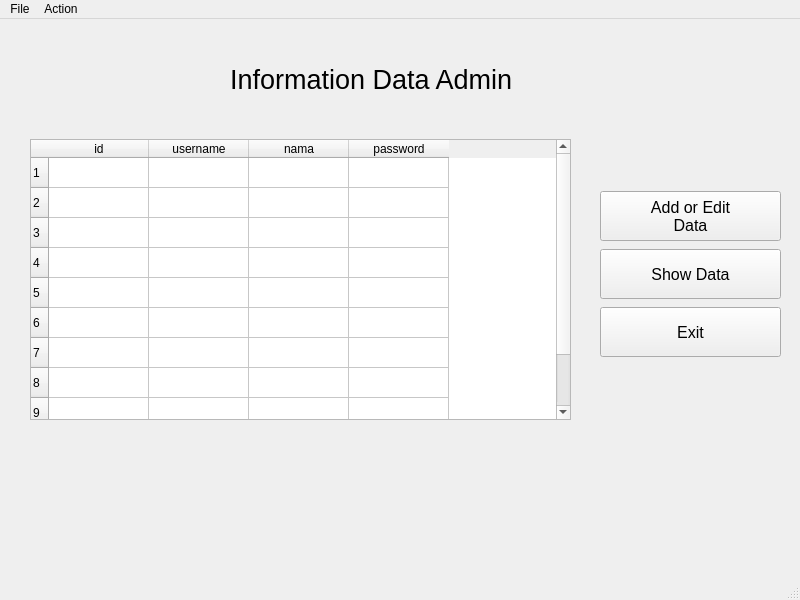
Qt form sis-karyawan/data_admin.ui (AthreeS002/Sistem-Karyawan) before a commit.
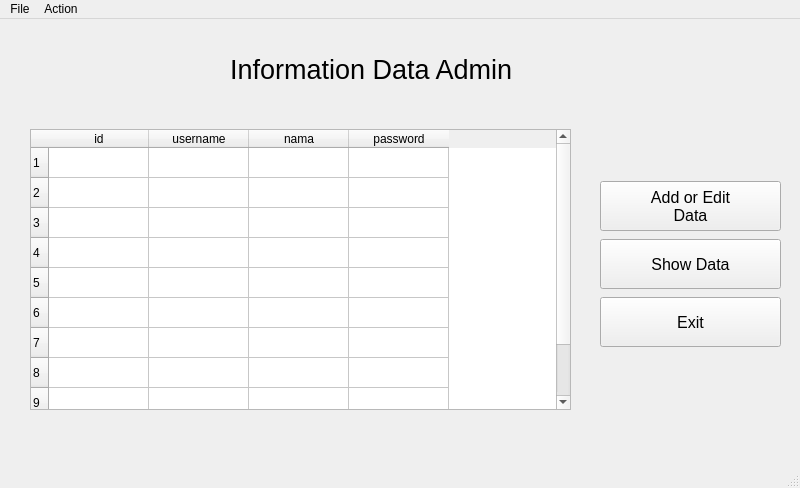
The same form after that commit.

Commit message:
Edit Karyawan (Admin)
Kurang edit karyawan menggunakan akun admin. Dan juga export import. Sisanya perlu dicek lagi.

```diff
--- a/sis-karyawan/data_admin.ui
+++ b/sis-karyawan/data_admin.ui
@@ -7,9 +7,15 @@
     <x>0</x>
     <y>0</y>
     <width>800</width>
-    <height>600</height>
+    <height>488</height>
    </rect>
   </property>
+  <property name="minimumSize">
+   <size>
+    <width>800</width>
+    <height>488</height>
+   </size>
+  </property>
   <property name="windowTitle">
    <string>MainWindow</string>
   </property>
@@ -18,7 +24,7 @@
     <property name="geometry">
      <rect>
       <x>30</x>
-      <y>120</y>
+      <y>110</y>
       <width>541</width>
       <height>281</height>
      </rect>
@@ -73,7 +79,7 @@
     <property name="geometry">
      <rect>
       <x>230</x>
-      <y>20</y>
+      <y>10</y>
       <width>331</width>
       <height>81</height>
      </rect>
@@ -97,7 +103,7 @@
     <property name="geometry">
      <rect>
       <x>600</x>
-      <y>170</y>
+      <y>160</y>
       <width>181</width>
       <height>171</height>
      </rect>
```
The commit also changes 19 other files.
